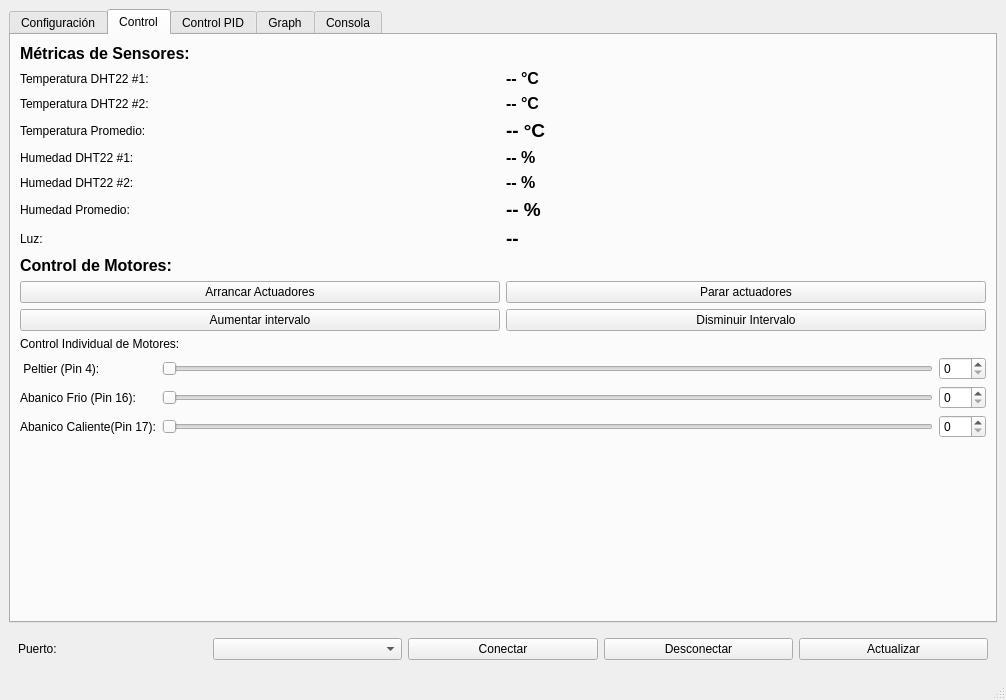
First picture: the form in mainwindow.ui, repository cybershibo/GUI-Germini, before the edit.
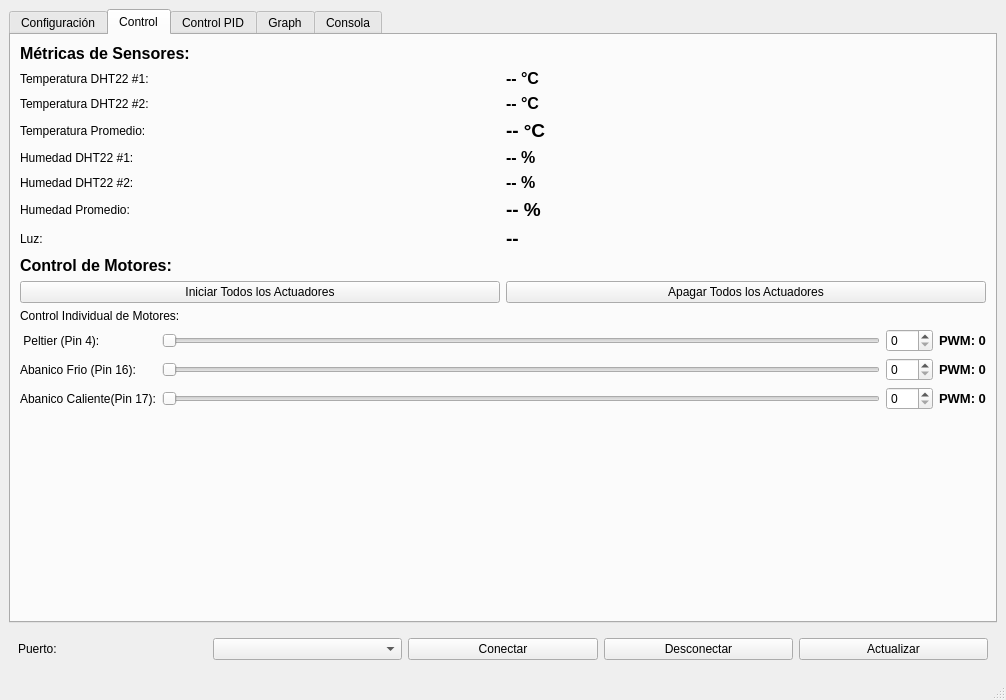
Second picture: the form after the edit.

Diff of the .ui file:
```diff
--- a/mainwindow.ui
+++ b/mainwindow.ui
@@ -381,28 +381,14 @@
           <item row="0" column="0">
            <widget class="QPushButton" name="btn1_1">
             <property name="text">
-             <string>Arrancar Actuadores</string>
+             <string>Iniciar Todos los Actuadores</string>
             </property>
            </widget>
           </item>
           <item row="0" column="1">
            <widget class="QPushButton" name="btn1_2">
             <property name="text">
-             <string>Parar actuadores</string>
-            </property>
-           </widget>
-          </item>
-          <item row="1" column="0">
-           <widget class="QPushButton" name="btn1_3">
-            <property name="text">
-             <string>Aumentar intervalo</string>
-            </property>
-           </widget>
-          </item>
-          <item row="1" column="1">
-           <widget class="QPushButton" name="btn1_4">
-            <property name="text">
-             <string>Disminuir Intervalo</string>
+             <string>Apagar Todos los Actuadores</string>
             </property>
            </widget>
           </item>
@@ -450,6 +436,19 @@
             </property>
            </widget>
           </item>
+          <item row="0" column="3">
+           <widget class="QLabel" name="labelPWM1">
+            <property name="font">
+             <font>
+              <pointsize>10</pointsize>
+              <bold>true</bold>
+             </font>
+            </property>
+            <property name="text">
+             <string>PWM: 0</string>
+            </property>
+           </widget>
+          </item>
           <item row="1" column="0">
            <widget class="QLabel" name="labelMotor2">
             <property name="text">
@@ -483,6 +482,19 @@
             </property>
            </widget>
           </item>
+          <item row="1" column="3">
+           <widget class="QLabel" name="labelPWM2">
+            <property name="font">
+             <font>
+              <pointsize>10</pointsize>
+              <bold>true</bold>
+             </font>
+            </property>
+            <property name="text">
+             <string>PWM: 0</string>
+            </property>
+           </widget>
+          </item>
           <item row="2" column="0">
            <widget class="QLabel" name="labelMotor3">
             <property name="text">
@@ -516,6 +528,19 @@
             </property>
            </widget>
           </item>
+          <item row="2" column="3">
+           <widget class="QLabel" name="labelPWM3">
+            <property name="font">
+             <font>
+              <pointsize>10</pointsize>
+              <bold>true</bold>
+             </font>
+            </property>
+            <property name="text">
+             <string>PWM: 0</string>
+            </property>
+           </widget>
+          </item>
          </layout>
         </item>
         <item>
```
